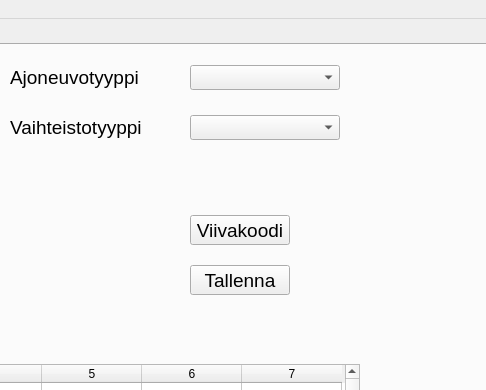
First picture: the form in autolainaus.ui, repository Sandrowue/Autolainaus, before the edit; both pictures show x 402 to 888 and y 0 to 390 of the 888 by 642 pixel window.
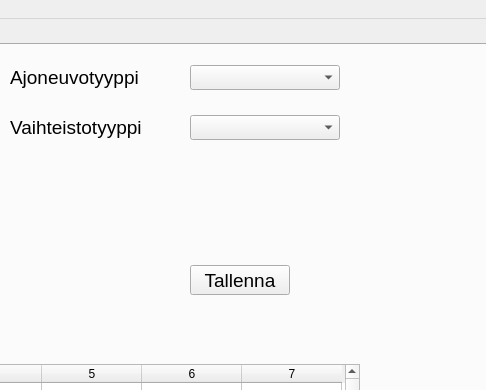
Second picture: the form after the edit. The open tabs and pages were chosen to show the change.

Commit message: viivakoodin tulostus poistettu

```diff
--- a/autolainaus.ui
+++ b/autolainaus.ui
@@ -492,24 +492,6 @@
        <string>Tallenna</string>
       </property>
      </widget>
-     <widget class="QPushButton" name="viivakoodiPushButton">
-      <property name="geometry">
-       <rect>
-        <x>590</x>
-        <y>170</y>
-        <width>100</width>
-        <height>30</height>
-       </rect>
-      </property>
-      <property name="font">
-       <font>
-        <pointsize>14</pointsize>
-       </font>
-      </property>
-      <property name="text">
-       <string>Viivakoodi</string>
-      </property>
-     </widget>
      <widget class="QLabel" name="ajoneuvotyyppiLabel">
       <property name="geometry">
        <rect>
```
Left out of the diff: 2 changed lines with no effect on the pictures. The commit also changes 1 other file.
